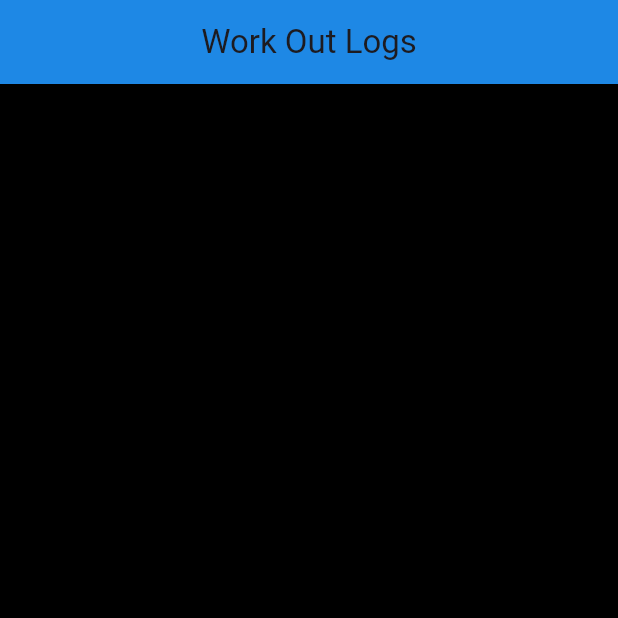
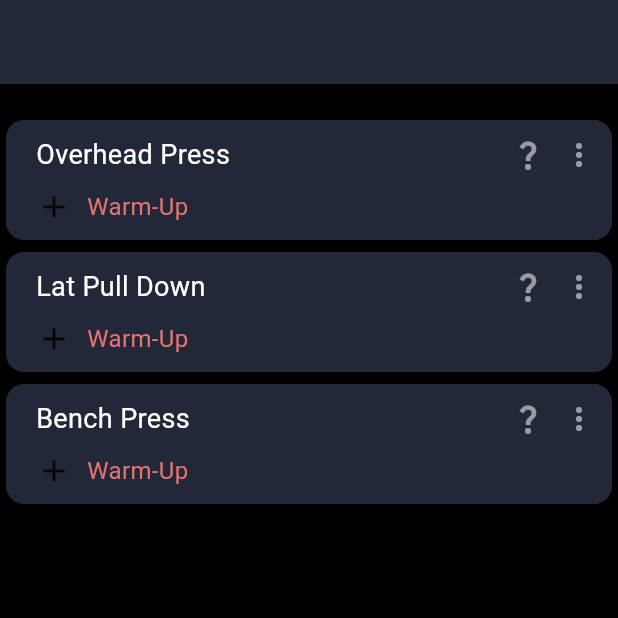
Before and after one commit to ArjunMalhotra07/rage_fit, a Flutter app: the screen it shows after launch, on a phone screen of 412 x 824 dp, the top half of it. Run offline on Flutter 3.47's test engine with Material 2 defaults, Android fonts, the phone set to English and light mode, and no system bars.

Commit message:
Added icons

```diff
--- a/lib/views/home_page.dart
+++ b/lib/views/home_page.dart
@@ -8,17 +8,57 @@ class MyHomePage extends StatelessWidget {
   Widget build(BuildContext context) {
     return Scaffold(
         appBar: AppBar(
-          title: const Text('Work Out Logs'),
-          centerTitle: true,
-          backgroundColor: Colors.blue.shade600,
+          backgroundColor: appColors.cardColor,
         ),
         body: Container(
             color: Colors.black,
-            child: ListView.builder(
-                itemCount: listOfWorkOuts.length,
-                itemBuilder: (context, index) {
-                  return Container();
-                })));
+            child: Padding(
+              padding: const EdgeInsets.only(top: 20.0),
+              child: ListView.builder(
+                  itemCount: listOfWorkOuts.length,
+                  itemBuilder: (context, index) {
+                    return Card(
+                      color: appColors.cardColor,
+                      child: Container(
+                        padding: const EdgeInsets.only(left: 10),
+                        margin: const EdgeInsets.all(10),
+                        child: Column(
+                          crossAxisAlignment: CrossAxisAlignment.start,
+                          children: [
+                            Row(
+                              children: [
+                                Text(
+                                  appUtilities
+                                      .formatWorkOutType(listOfWorkOuts[index]),
+                                  style: const TextStyle(
+                                      color: Colors.white, fontSize: 18),
+                                ),
+                                const Spacer(),
+                                const Icon(Icons.question_mark_sharp,
+                                    color: Colors.white54),
+                                const SizedBox(width: 10),
+                                const Icon(Icons.more_vert,
+                                    color: Colors.white54)
+                              ],
+                            ),
+                            const SizedBox(height: 10),
+                            Row(
+                              children: [
+                                const Icon(Icons.add),
+                                const SizedBox(width: 10),
+                                Text(
+                                  'Warm-Up',
+                                  style: TextStyle(
+                                      color: Colors.red.shade300, fontSize: 16),
+                                ),
+                              ],
+                            )
+                          ],
+                        ),
+                      ),
+                    );
+                  }),
+            )));
   }
 }
 /*ListView.builder(
```
